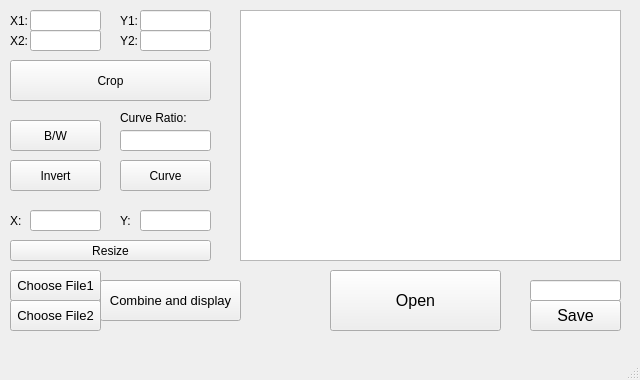
Before: the Qt Designer form Test.ui in gganty/Photo-redactor, drawn with Qt 5.
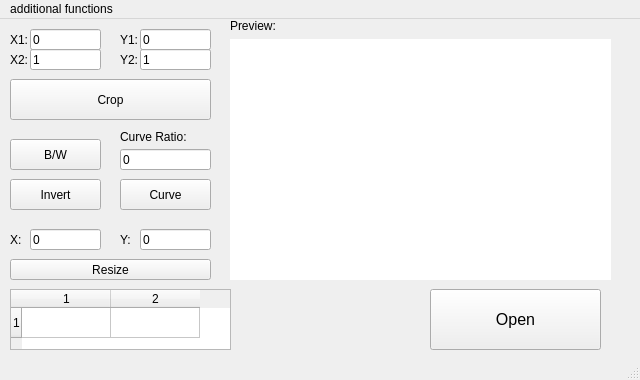
After: the same form once the commit is applied.

Patch:
```diff
--- a/Test.ui
+++ b/Test.ui
@@ -223,50 +223,10 @@
      <string>Curve</string>
     </property>
    </widget>
-   <widget class="QPushButton" name="Save_PushButton">
-    <property name="geometry">
-     <rect>
-      <x>530</x>
-      <y>300</y>
-      <width>91</width>
-      <height>31</height>
-     </rect>
-    </property>
-    <property name="sizePolicy">
-     <sizepolicy hsizetype="MinimumExpanding" vsizetype="MinimumExpanding">
-      <horstretch>0</horstretch>
-      <verstretch>0</verstretch>
-     </sizepolicy>
-    </property>
-    <property name="font">
-     <font>
-      <pointsize>12</pointsize>
-     </font>
-    </property>
-    <property name="text">
-     <string>Save</string>
-    </property>
-   </widget>
-   <widget class="QGraphicsView" name="graphicsView">
-    <property name="geometry">
-     <rect>
-      <x>240</x>
-      <y>10</y>
-      <width>381</width>
-      <height>251</height>
-     </rect>
-    </property>
-    <property name="sizePolicy">
-     <sizepolicy hsizetype="MinimumExpanding" vsizetype="Expanding">
-      <horstretch>0</horstretch>
-      <verstretch>0</verstretch>
-     </sizepolicy>
-    </property>
-   </widget>
    <widget class="QPushButton" name="Open_PushButton">
     <property name="geometry">
      <rect>
-      <x>330</x>
+      <x>430</x>
       <y>270</y>
       <width>171</width>
       <height>61</height>
@@ -287,78 +247,6 @@
      <string>Open</string>
     </property>
    </widget>
-   <widget class="QPushButton" name="File1_PushButton">
-    <property name="geometry">
-     <rect>
-      <x>10</x>
-      <y>270</y>
-      <width>91</width>
-      <height>31</height>
-     </rect>
-    </property>
-    <property name="sizePolicy">
-     <sizepolicy hsizetype="MinimumExpanding" vsizetype="Fixed">
-      <horstretch>0</horstretch>
-      <verstretch>0</verstretch>
-     </sizepolicy>
-    </property>
-    <property name="font">
-     <font>
-      <pointsize>10</pointsize>
-     </font>
-    </property>
-    <property name="text">
-     <string>Choose File1</string>
-    </property>
-   </widget>
-   <widget class="QPushButton" name="File2_PushButton">
-    <property name="geometry">
-     <rect>
-      <x>10</x>
-      <y>300</y>
-      <width>91</width>
-      <height>31</height>
-     </rect>
-    </property>
-    <property name="sizePolicy">
-     <sizepolicy hsizetype="MinimumExpanding" vsizetype="Fixed">
-      <horstretch>0</horstretch>
-      <verstretch>0</verstretch>
-     </sizepolicy>
-    </property>
-    <property name="font">
-     <font>
-      <pointsize>10</pointsize>
-     </font>
-    </property>
-    <property name="text">
-     <string>Choose File2</string>
-    </property>
-   </widget>
-   <widget class="QPushButton" name="Combine_PushButton">
-    <property name="geometry">
-     <rect>
-      <x>100</x>
-      <y>280</y>
-      <width>141</width>
-      <height>41</height>
-     </rect>
-    </property>
-    <property name="sizePolicy">
-     <sizepolicy hsizetype="MinimumExpanding" vsizetype="Fixed">
-      <horstretch>0</horstretch>
-      <verstretch>0</verstretch>
-     </sizepolicy>
-    </property>
-    <property name="font">
-     <font>
-      <pointsize>10</pointsize>
-     </font>
-    </property>
-    <property name="text">
-     <string>Combine and display</string>
-    </property>
-   </widget>
    <widget class="QLabel" name="label">
     <property name="geometry">
      <rect>
@@ -381,6 +269,12 @@
       <height>21</height>
      </rect>
     </property>
+    <property name="inputMethodHints">
+     <set>Qt::ImhDigitsOnly</set>
+    </property>
+    <property name="text">
+     <string>0</string>
+    </property>
    </widget>
    <widget class="QLineEdit" name="Crop_X_Value_2">
     <property name="geometry">
@@ -391,6 +285,12 @@
       <height>21</height>
      </rect>
     </property>
+    <property name="inputMethodHints">
+     <set>Qt::ImhDigitsOnly</set>
+    </property>
+    <property name="text">
+     <string>1</string>
+    </property>
    </widget>
    <widget class="QLineEdit" name="Crop_Y_Value_1">
     <property name="geometry">
@@ -401,6 +301,12 @@
       <height>21</height>
      </rect>
     </property>
+    <property name="inputMethodHints">
+     <set>Qt::ImhDigitsOnly</set>
+    </property>
+    <property name="text">
+     <string>0</string>
+    </property>
    </widget>
    <widget class="QLineEdit" name="Crop_Y_Value_2">
     <property name="geometry">
@@ -411,6 +317,12 @@
       <height>21</height>
      </rect>
     </property>
+    <property name="inputMethodHints">
+     <set>Qt::ImhDigitsOnly</set>
+    </property>
+    <property name="text">
+     <string>1</string>
+    </property>
    </widget>
    <widget class="QLineEdit" name="CurveRatio_Value">
     <property name="geometry">
@@ -421,6 +333,12 @@
       <height>21</height>
      </rect>
     </property>
+    <property name="inputMethodHints">
+     <set>Qt::ImhDigitsOnly</set>
+    </property>
+    <property name="text">
+     <string>0</string>
+    </property>
    </widget>
    <widget class="QLineEdit" name="Resize_X_Value">
     <property name="geometry">
@@ -431,6 +349,12 @@
       <height>21</height>
      </rect>
     </property>
+    <property name="inputMethodHints">
+     <set>Qt::ImhDigitsOnly</set>
+    </property>
+    <property name="text">
+     <string>0</string>
+    </property>
    </widget>
    <widget class="QLineEdit" name="Resize_Y_Value">
     <property name="geometry">
@@ -441,16 +365,81 @@
       <height>21</height>
      </rect>
     </property>
+    <property name="inputMethodHints">
+     <set>Qt::ImhDigitsOnly</set>
+    </property>
+    <property name="text">
+     <string>0</string>
+    </property>
    </widget>
-   <widget class="QLineEdit" name="FileName">
+   <widget class="QLabel" name="graphicsView">
     <property name="geometry">
      <rect>
-      <x>530</x>
-      <y>280</y>
-      <width>91</width>
-      <height>21</height>
+      <x>230</x>
+      <y>20</y>
+      <width>381</width>
+      <height>241</height>
      </rect>
     </property>
+    <property name="styleSheet">
+     <string notr="true">background-color: rgb(255, 255, 255);</string>
+    </property>
+    <property name="text">
+     <string/>
+    </property>
+    <property name="scaledContents">
+     <bool>true</bool>
+    </property>
+   </widget>
+   <widget class="QLabel" name="label_2">
+    <property name="geometry">
+     <rect>
+      <x>230</x>
+      <y>0</y>
+      <width>47</width>
+      <height>13</height>
+     </rect>
+    </property>
+    <property name="text">
+     <string>Preview:</string>
+    </property>
+   </widget>
+   <widget class="QTableWidget" name="tableWidget">
+    <property name="geometry">
+     <rect>
+      <x>10</x>
+      <y>270</y>
+      <width>221</width>
+      <height>61</height>
+     </rect>
+    </property>
+    <property name="horizontalScrollBarPolicy">
+     <enum>Qt::ScrollBarAlwaysOff</enum>
+    </property>
+    <property name="sizeAdjustPolicy">
+     <enum>QAbstractScrollArea::AdjustIgnored</enum>
+    </property>
+    <property name="autoScrollMargin">
+     <number>1</number>
+    </property>
+    <property name="verticalScrollMode">
+     <enum>QAbstractItemView::ScrollPerItem</enum>
+    </property>
+    <property name="horizontalScrollMode">
+     <enum>QAbstractItemView::ScrollPerItem</enum>
+    </property>
+    <property name="rowCount">
+     <number>1</number>
+    </property>
+    <property name="columnCount">
+     <number>2</number>
+    </property>
+    <attribute name="horizontalHeaderDefaultSectionSize">
+     <number>89</number>
+    </attribute>
+    <row/>
+    <column/>
+    <column/>
    </widget>
   </widget>
   <widget class="QMenuBar" name="menubar">
@@ -459,9 +448,15 @@
      <x>0</x>
      <y>0</y>
      <width>640</width>
-     <height>24</height>
+     <height>21</height>
     </rect>
    </property>
+   <widget class="QMenu" name="menuadditional_functions">
+    <property name="title">
+     <string>additional functions</string>
+    </property>
+   </widget>
+   <addaction name="menuadditional_functions"/>
   </widget>
   <widget class="QStatusBar" name="statusbar"/>
  </widget>
```
